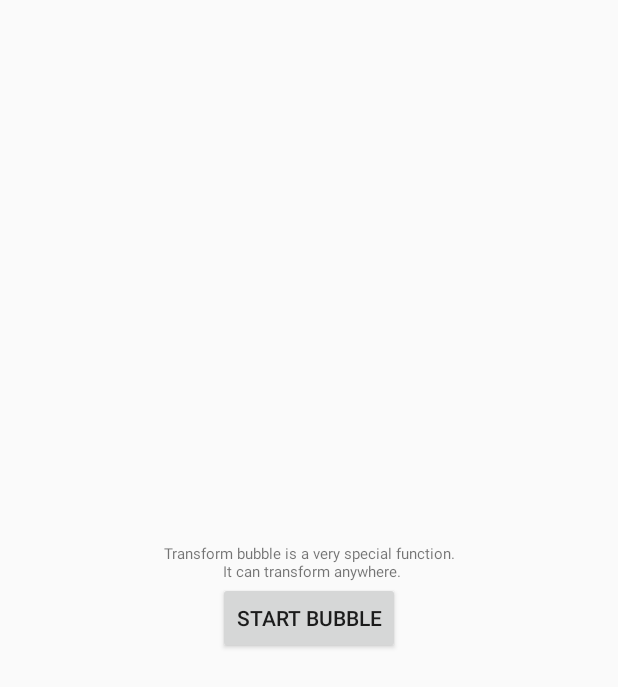
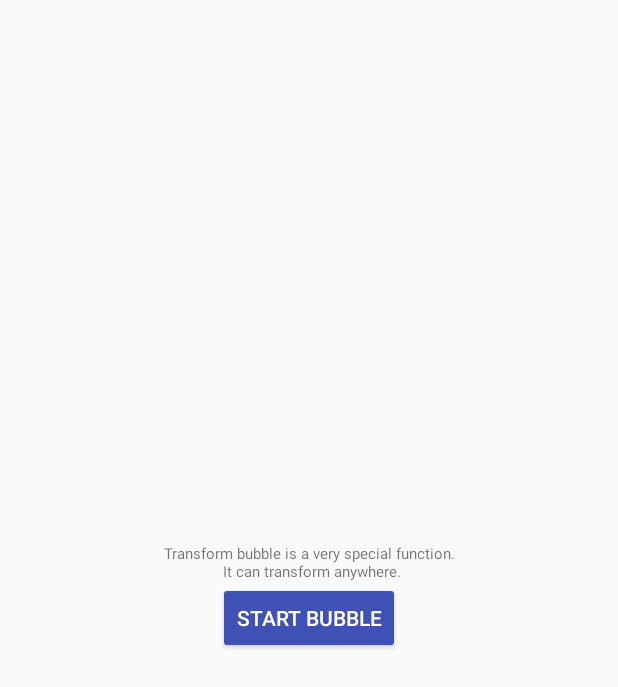
Before and after one commit to npes87184/S2TDroid, an Android app: the fragment BubbleFragment shown on its own in the app's theme, on a phone screen of 412 x 824 dp. Shown: the top 687 px of the screen. Run offline under Robolectric (Android 15) with nearby library versions, the phone set to English and light mode, and no system bars; libraries missing offline, so code that uses them is left out: cn.pedant.

Commit message:
material button

```diff
--- a/app/src/main/res/layout/bubble.xml
+++ b/app/src/main/res/layout/bubble.xml
@@ -5,7 +5,7 @@
     android:layout_gravity="center"
     android:layout_centerInParent="true">
 
-    <Button
+    <Button style="@style/Widget.AppCompat.Button.Colored"
         android:layout_width="wrap_content"
         android:layout_height="wrap_content"
         android:text="@string/startBubble"
--- a/app/src/main/res/values/styles.xml
+++ b/app/src/main/res/values/styles.xml
@@ -5,6 +5,7 @@
         <!-- Customize your theme here. -->
         <item name="colorPrimary">@color/blue</item>
         <item name="colorPrimaryDark">@color/darkblue</item>
+        <item name="colorAccent">@color/blue</item>
         <item name="drawerArrowStyle">@style/AppTheme.DrawerArrowToggle</item>
         <item name="windowActionBar">false</item>
     </style>
```
